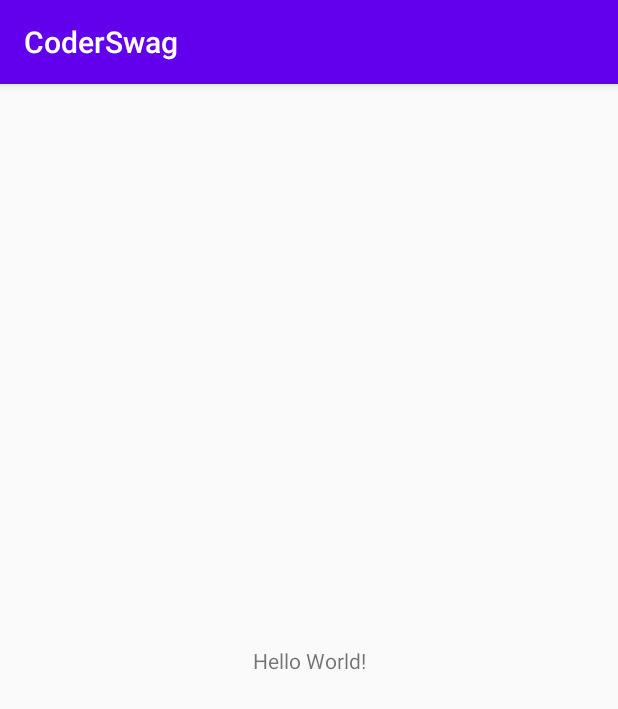
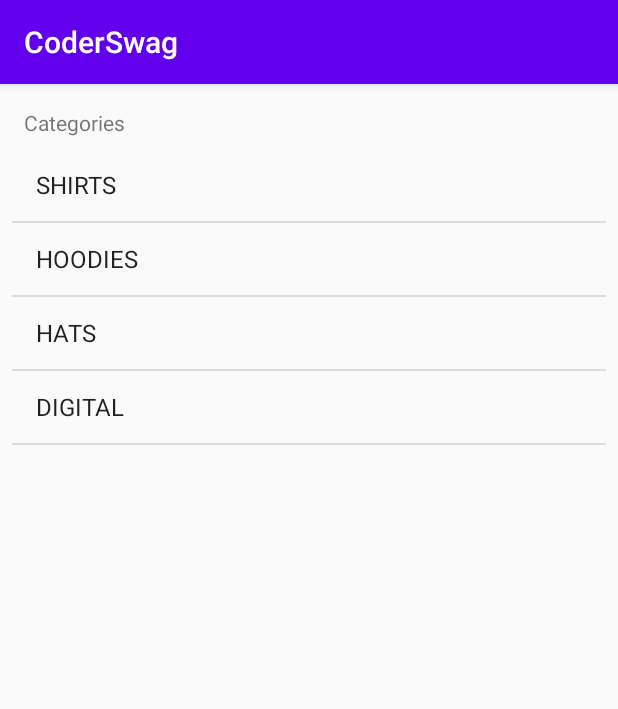
Before and after one commit to NedBark/CoderSwag, an Android app: the screen it shows after launch (MainActivity), on a phone screen of 412 x 824 dp. Shown: the top 709 px of the screen. Run offline under Robolectric (Android 15) with nearby library versions, the phone set to English and light mode, and no system bars.

```diff
--- a/app/src/main/java/com/example/coderswag/controller/MainActivity.kt
+++ b/app/src/main/java/com/example/coderswag/controller/MainActivity.kt
@@ -2,11 +2,21 @@ package com.example.coderswag.controller
 
 import androidx.appcompat.app.AppCompatActivity
 import android.os.Bundle
+import android.widget.ArrayAdapter
 import com.example.coderswag.R
+import com.example.coderswag.model.Category
+import com.example.coderswag.services.DataService
+import kotlinx.android.synthetic.main.activity_main.*
 
 class MainActivity : AppCompatActivity() {
+
+    lateinit var adapter: ArrayAdapter<Category>
+
     override fun onCreate(savedInstanceState: Bundle?) {
         super.onCreate(savedInstanceState)
         setContentView(R.layout.activity_main)
+
+        adapter = ArrayAdapter(this,android.R.layout.simple_list_item_1, DataService.categories)
+        listViewCategory.adapter = adapter
     }
 }
--- a/app/src/main/java/com/example/coderswag/model/Category.kt
+++ b/app/src/main/java/com/example/coderswag/model/Category.kt
@@ -1,3 +1,8 @@
 package com.example.coderswag.model
 
-class Category(val title:String, val image:String){}
+class Category(private val title:String, val image:String){
+
+    override fun toString(): String {
+        return this.title
+    }
+}
--- a/app/src/main/res/layout/activity_main.xml
+++ b/app/src/main/res/layout/activity_main.xml
@@ -7,12 +7,28 @@
     tools:context=".controller.MainActivity">
 
     <TextView
+        android:id="@+id/textView"
         android:layout_width="wrap_content"
         android:layout_height="wrap_content"
-        android:text="Hello World!"
-        app:layout_constraintBottom_toBottomOf="parent"
+        android:layout_marginLeft="16dp"
+        android:layout_marginTop="16dp"
+        android:text="Categories"
         app:layout_constraintLeft_toLeftOf="parent"
-        app:layout_constraintRight_toRightOf="parent"
         app:layout_constraintTop_toTopOf="parent" />
 
+    <ListView
+        android:id="@+id/listViewCategory"
+        android:layout_width="0dp"
+        android:layout_height="0dp"
+        android:layout_marginStart="8dp"
+        android:layout_marginTop="8dp"
+        android:layout_marginEnd="8dp"
+        android:layout_marginBottom="8dp"
+        app:layout_constraintBottom_toBottomOf="parent"
+        app:layout_constraintEnd_toEndOf="parent"
+        app:layout_constraintHorizontal_bias="0.0"
+        app:layout_constraintStart_toStartOf="parent"
+        app:layout_constraintTop_toBottomOf="@+id/textView"
+        app:layout_constraintVertical_bias="0.0" />
+
 </androidx.constraintlayout.widget.ConstraintLayout>
```
Also changed, not shown: app/src/main/res/layout/category_list_item.xml (added, +32 -0 lines).
